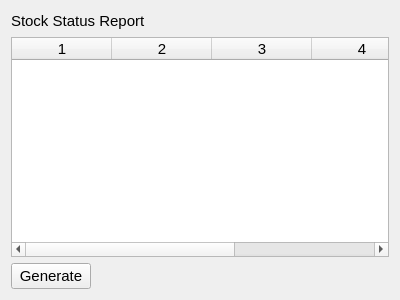
Watti/estorecpp, file estorecpp/stockreport.ui: the form before one commit.
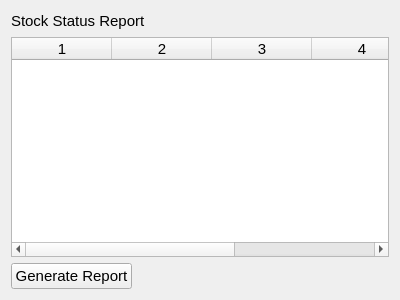
The form after the commit.

Commit message: report related changes added

```diff
--- a/estorecpp/stockreport.ui
+++ b/estorecpp/stockreport.ui
@@ -65,7 +65,7 @@
      <item>
       <widget class="QPushButton" name="generateButton">
        <property name="text">
-        <string>Generate</string>
+        <string>Generate Report</string>
        </property>
       </widget>
      </item>
```
The commit also changes 4 other files.
